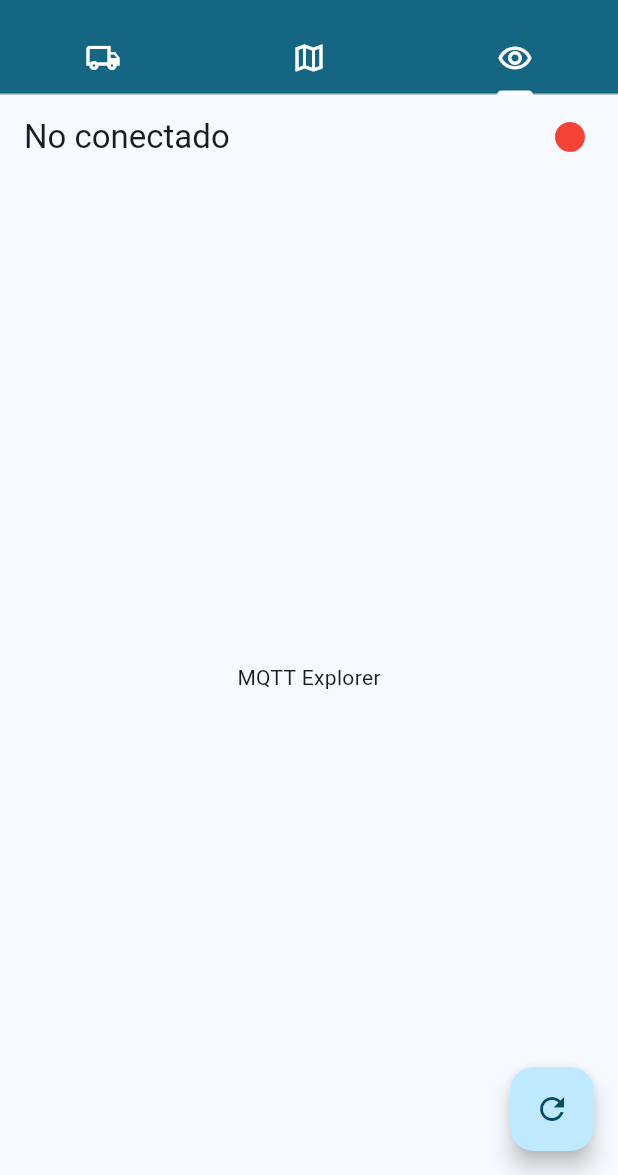
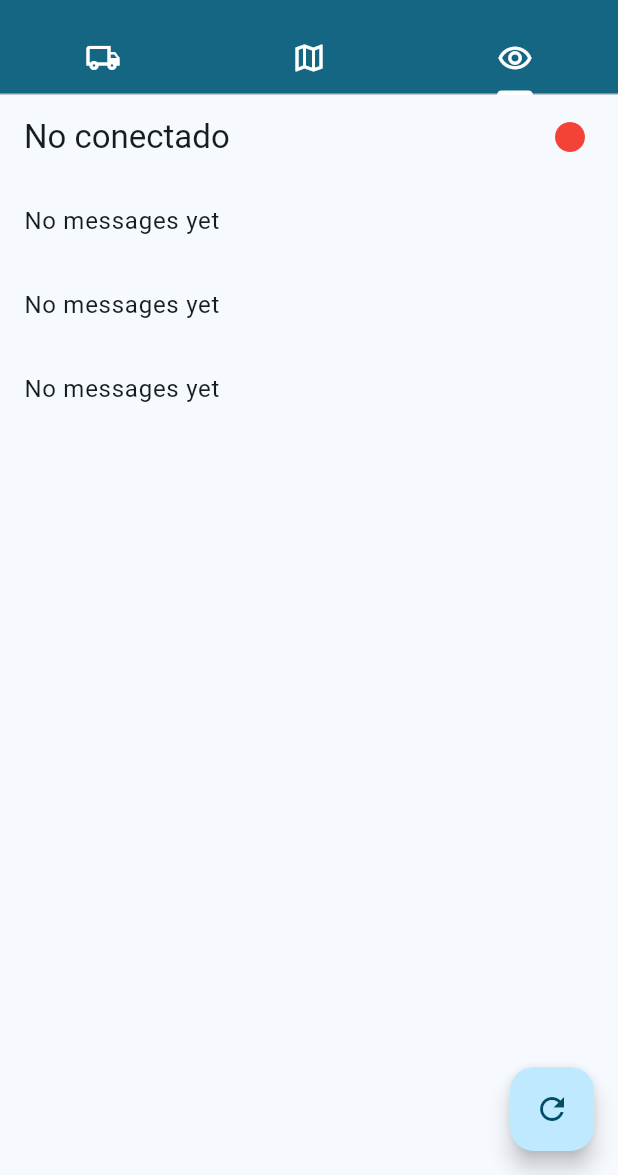
Before and after one commit to jcmh05/app_lego_ambiental, a Flutter app: the screen it shows after launch, tab 3 chosen, on a phone screen of 412 x 824 dp, the part 61-1236 px from its top. Run offline on Flutter 3.47's test engine with Material 3 defaults, Android fonts, the phone set to English and light mode, and no system bars; our stand-ins replace confetti, fluttertoast, hive, logger; missing offline and left inert: mqtt_client; accounts and stored records are empty.

Commit message:
Arreglo de comunicación con el robot

```diff
--- a/lib/screens/view_mqtt_screen.dart
+++ b/lib/screens/view_mqtt_screen.dart
@@ -14,8 +14,25 @@
 
 class _ViewMqttScreenState extends State<ViewMqttScreen> {
   MqttManager mqttManager;
+  List<String> messages = ['No messages yet', 'No messages yet', 'No messages yet'];
 
   _ViewMqttScreenState({required this.mqttManager});
+
+  @override
+  void initState() {
+    super.initState();
+    mqttManager.messageStream.listen((message) {
+      setState(() {
+        if (message.startsWith(LocalStorage().getMapTopic())) {
+          messages[0] = message;
+        } else if (message.startsWith(LocalStorage().getOdometryTopic())) {
+          messages[1] = message;
+        } else if (message.startsWith(LocalStorage().getCompleteOrderTopic())) {
+          messages[2] = message;
+        }
+      });
+    });
+  }
 
   void reconnect() async {
     widget.mqttManager.disconnect();
@@ -44,8 +61,13 @@
           ),
         ],
       ),
-      body: Center(
-        child: Text('MQTT Explorer'),
+      body: ListView.builder(
+        itemCount: messages.length,
+        itemBuilder: (context, index) {
+          return ListTile(
+            title: Text(messages[index]),
+          );
+        },
       ),
       floatingActionButton: FloatingActionButton(
         onPressed: reconnect,
--- a/pubspec.yaml
+++ b/pubspec.yaml
@@ -37,6 +37,7 @@
   logger: ^2.1.0
   hive: ^2.2.3
   path_provider: ^2.1.2
+  confetti: ^0.7.0
 
 dev_dependencies:
   flutter_test:
```
Also changed, not shown: lib/components/mqttmanager.dart (+17 -15 lines), lib/screens/order_screen.dart (+73 -5 lines), lib/screens/view_map_screen.dart (+7 -1 lines), pubspec.lock.
